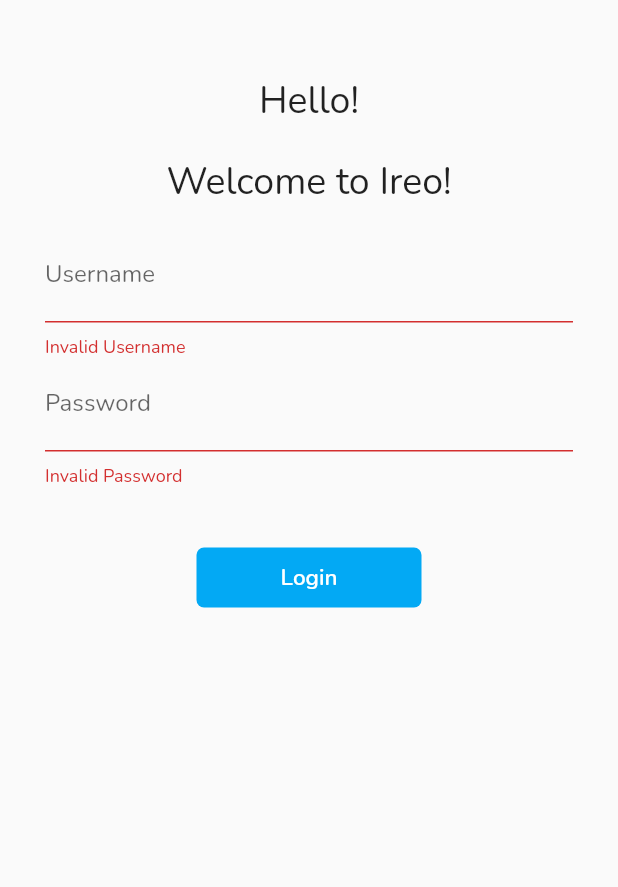
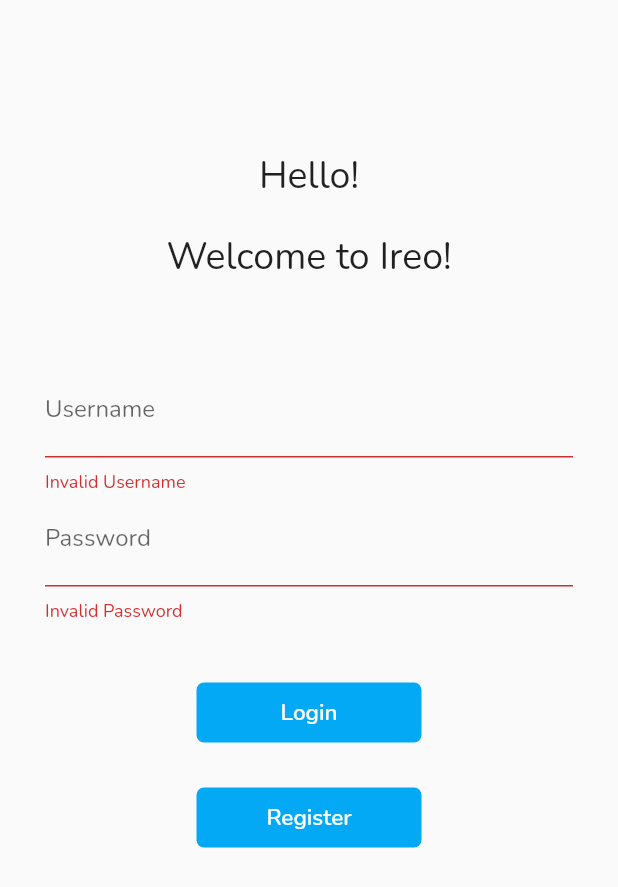
Before and after one commit to Nilsiloid/Ireo, a Flutter app: the screen it shows after launch, after a tap on "Login", on a phone screen of 412 x 824 dp. Shown: the top 887 px of the screen. Run offline on Flutter 3.47's test engine with Material 2 defaults, Android fonts, the phone set to English and light mode, and no system bars; our stand-ins replace firebase_auth, firebase_core, google_fonts, google_sign_in; accounts and stored records are empty; network calls fail.

Commit message:
added sign up function

```diff
--- a/lib/Authentication/email_auth.dart
+++ b/lib/Authentication/email_auth.dart
@@ -8,6 +8,12 @@ class AuthenticationService {
   AuthenticationService(this._firebaseAuth);
 
   Stream<User?> get authStateChanges => _firebaseAuth.authStateChanges();
+
+  User? get currentUser => _firebaseAuth.currentUser;
+
+  Future<void> signOut() async {
+    await _firebaseAuth.signOut();
+  }
 
   Future<String?> signIn({String email = "", String password = ""}) async {
     try {
--- a/lib/Authentication/sign_in.dart
+++ b/lib/Authentication/sign_in.dart
@@ -15,24 +15,39 @@ class SignIn extends StatefulWidget {
 }
 
 class _SignInState extends State<SignIn> {
-
   String name = "";
-  bool pressed = false;
+  bool pressedLog = false, pressedReg = false;
   final _formkey = GlobalKey<FormState>();
 
   moveHome(BuildContext context) async {
     if (_formkey.currentState!.validate()) {
       setState(() {
-        pressed = true;
+        pressedLog = true;
       });
       await Future.delayed(Duration(seconds: 1));
-      await Navigator.pushNamed(context, Routes.HomePath);
+      // await Navigator.pushNamed(context, Routes.HomePath);
       setState(() {
-        pressed = false;
+        pressedLog = false;
+      });
+    }
+  }
+
+  moveReg(BuildContext context) async {
+    if (_formkey.currentState!.validate()) {
+      setState(() {
+        pressedReg = true;
+      });
+      await Future.delayed(Duration(seconds: 1));
+      // await Navigator.pushNamed(context, Routes.HomePath);
+      setState(() {
+        pressedReg = false;
       });
     }
   }
   // final GAuthService _authService = GAuthService();
+
+  final TextEditingController emailController = TextEditingController();
+  final TextEditingController passwordController = TextEditingController();
 
   @override
   Widget build(BuildContext context) {
@@ -42,7 +57,7 @@ class _SignInState extends State<SignIn> {
       key: _formkey,
       child: Column(children: [
         SizedBox(
-          height: 50,
+          height: 100,
         ),
         Text(
           "Hello!",
@@ -59,7 +74,11 @@ class _SignInState extends State<SignIn> {
           padding: const EdgeInsets.symmetric(vertical: 15.0, horizontal: 30.0),
           child: Column(
             children: [
+              SizedBox(
+                height: 40.0,
+              ),
               TextFormField(
+                controller: emailController,
                 decoration: InputDecoration(
                   hintText: "Enter Username",
                   labelText: "Username",
@@ -72,6 +91,7 @@ class _SignInState extends State<SignIn> {
                 },
               ),
               TextFormField(
+                controller: passwordController,
                 obscureText: true,
                 decoration: InputDecoration(
                   hintText: "Enter Password",
@@ -91,16 +111,52 @@ class _SignInState extends State<SignIn> {
                 color: Colors.lightBlue,
                 borderRadius: BorderRadius.circular(5),
                 child: InkWell(
-                  onTap: () => moveHome(context),
+                  onTap: () {
+                    moveHome(context);
+                    context.read<AuthenticationService>().signIn(
+                        email: emailController.text.trim(),
+                        password: passwordController.text.trim());
+                  },
                   child: AnimatedContainer(
                     duration: Duration(seconds: 1),
-                      width: pressed ? 50 : 150,
+                    width: pressedLog ? 50 : 150,
                     height: 40,
                     alignment: Alignment.center,
-                    child: pressed
+                    child: pressedLog
+                        ? Icon(color: Colors.black, Icons.android_sharp)
+                        : Text(
+                            "Login",
+                            style: TextStyle(
+                              color: Colors.white,
+                              fontSize: 15,
+                              fontWeight: FontWeight.w600,
+                            ),
+                          ),
+                  ),
+                ),
+              ),
+              SizedBox(
+                height: 30.0,
+              ),
+              Material(
+                color: Colors.lightBlue,
+                borderRadius: BorderRadius.circular(5),
+                child: InkWell(
+                  onTap: () {
+                    moveReg(context);
+                    context.read<AuthenticationService>().signUp(
+                        email: emailController.text.trim(),
+                        password: passwordController.text.trim());
+                  },
+                  child: AnimatedContainer(
+                    duration: Duration(seconds: 1),
+                    width: pressedReg ? 50 : 150,
+                    height: 40,
+                    alignment: Alignment.center,
+                    child: pressedReg
                         ? Icon(color: Colors.black, Icons.done)
                         : Text(
-                            "Login",
+                            "Register",
                             style: TextStyle(
                               color: Colors.white,
                               fontSize: 15,
--- a/lib/Utilities/routes.dart
+++ b/lib/Utilities/routes.dart
@@ -1,7 +1,8 @@
 // ignore_for_file: non_constant_identifier_names
 
 class Routes {
-  static String LoginPath = "/wrapper";
+  static String LoginPath = "/signin";
   static String HomePath = "/home";
   static String WordlePath = '/wordle';
+  static String RegisterPath = "/register";
 }
--- a/lib/main.dart
+++ b/lib/main.dart
@@ -1,6 +1,9 @@
 // ignore_for_file: prefer_const_constructors, unused_import
+
+import 'package:firebase_auth/firebase_auth.dart';
 import 'package:firebase_core/firebase_core.dart';
 import 'package:flutter/material.dart';
+import 'package:ireo/Authentication/email_auth.dart';
 import 'package:ireo/Authentication/g_auth.dart';
 import 'package:ireo/Authentication/sign_in.dart';
 import 'package:ireo/Pages/home.dart';
@@ -23,20 +26,77 @@ class MyApp extends StatelessWidget {
   const MyApp({Key? key}) : super(key: key);
 
   @override
-  Widget build(BuildContext context) => ChangeNotifierProvider(
-      create: (context) => GAuthService(),
+  Widget build(BuildContext context) {
+    return MultiProvider(
+        providers: [
+          Provider<AuthenticationService>(
+            create: (_) => AuthenticationService(FirebaseAuth.instance),
+          ),
+          StreamProvider(
+            create: ((context) =>
+                context.read<AuthenticationService>().authStateChanges),
+            initialData: null,
+          ),
+        ],
         child: MaterialApp(
             themeMode: ThemeMode.light,
             theme: ThemeData(
               primarySwatch: Colors.blue,
               fontFamily: GoogleFonts.nunito().fontFamily,
             ),
-          initialRoute: "/",
+            home: AuthWrapper(index: -1),
+            // initialRoute: "/",
             routes: {
               // "/": (context) => Wrapper(),
-            "/": (context) => SignIn(),
+              // "/": (context) => SignIn(),
+              // "/": (context) => AuthWrapper(),
               Routes.WordlePath: (context) => GameScreen(),
               Routes.HomePath: (context) => Home(),
-            Routes.LoginPath: (context) => Login()
+              Routes.LoginPath: (context) => SignIn(),
+              // Routes.RegisterPath:(context) => Register()
             }));
   }
+}
+
+class AuthWrapper extends StatelessWidget {
+  final int index;
+  const AuthWrapper({Key? key, required this.index}) : super(key: key);
+
+  @override
+  Widget build(BuildContext context) {
+    // context.read<AuthenticationService>().signOut();
+    final firebaseuser = context.read<AuthenticationService>().currentUser;
+    if (index == 1) {
+      return Home();
+    } //else if (index == 2) {
+    //return Register();}
+    else if (index == 0) {
+      return SignIn();
+    }
+
+    if (firebaseuser != null) {
+      return AuthWrapper(index: 1);
+      // return Home();
+    } else {
+      return AuthWrapper(index: 0);
+    }
+    // return Login();
+  }
+}
+  // @override
+  // Widget build(BuildContext context) => ChangeNotifierProvider(
+  //     create: (context) => GAuthService(),
+  //     child: MaterialApp(
+  //         themeMode: ThemeMode.light,
+  //         theme: ThemeData(
+  //           primarySwatch: Colors.blue,
+  //           fontFamily: GoogleFonts.nunito().fontFamily,
+  //         ),
+  //         initialRoute: "/",
+  //         routes: {
+  //           // "/": (context) => Wrapper(),
+  //           "/": (context) => SignIn(),
+  //           Routes.WordlePath: (context) => GameScreen(),
+  //           Routes.HomePath: (context) => Home(),
+  //           Routes.LoginPath: (context) => Login()
+  //         }));
```
Also changed, not shown: lib/Pages/home.dart (+24 -3 lines). Lines whose indentation alone changed are shown as unchanged.
